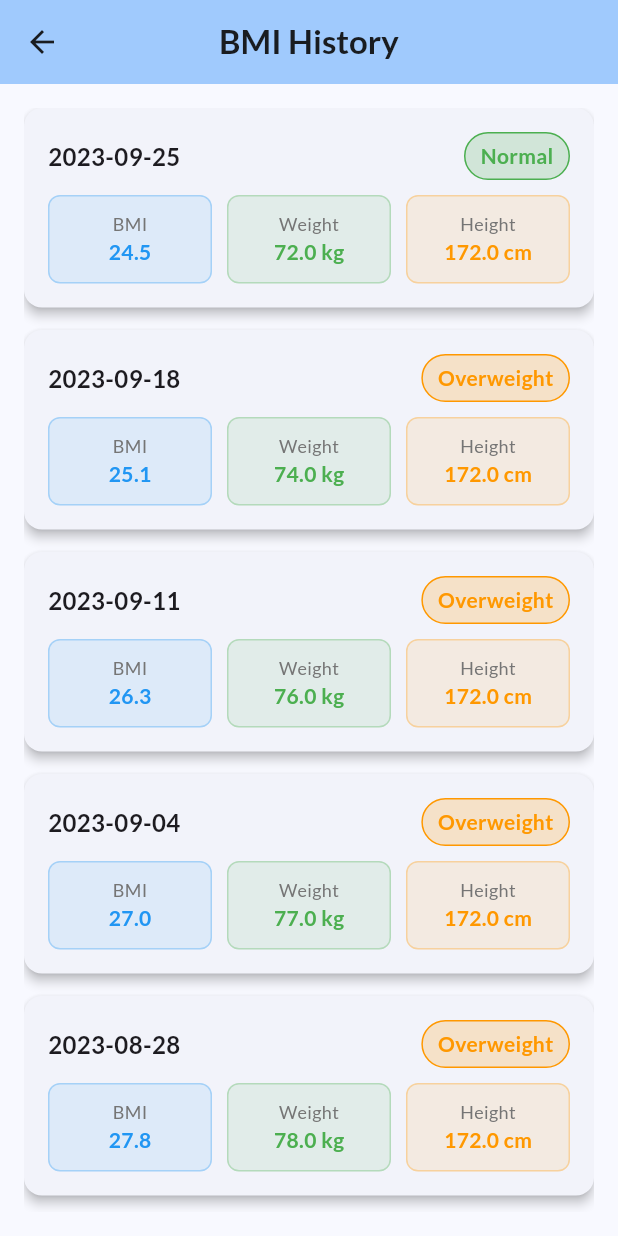
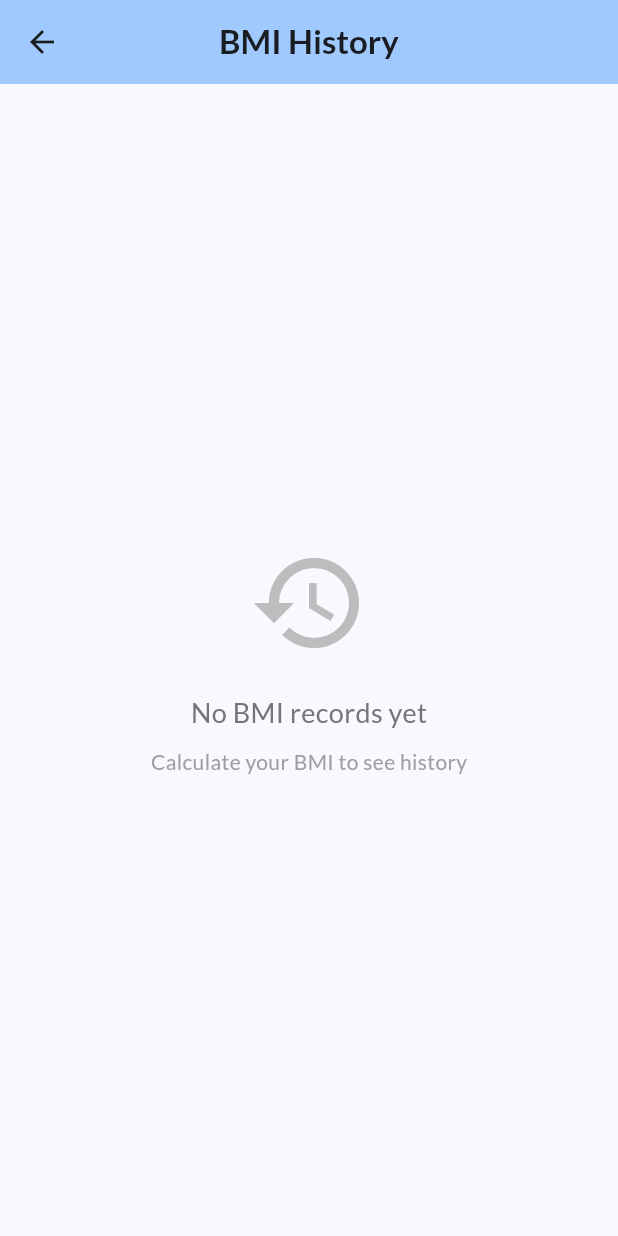
Before and after one commit to harraznasrullah/bmi-calculator-app, a Flutter app: the screen it shows after launch, after a tap on "History", on a phone screen of 412 x 824 dp. Run offline on Flutter 3.47's test engine with Material 3 defaults, Android fonts, the phone set to English and light mode, and no system bars; our stand-ins replace cloud_firestore, firebase_core, google_fonts, shared_preferences; accounts and stored records are empty.

Commit message:
Implement BMI history tracking functionality

```diff
--- a/lib/screens/history_screen.dart
+++ b/lib/screens/history_screen.dart
@@ -1,20 +1,72 @@
 import 'package:flutter/material.dart';
 import 'package:google_fonts/google_fonts.dart';
+import 'package:bmi_app1/utils/bmi_history_manager.dart';
 
-class HistoryScreen extends StatelessWidget {
+class HistoryScreen extends StatefulWidget {
   const HistoryScreen({super.key});
 
   @override
+  State<HistoryScreen> createState() => _HistoryScreenState();
+}
+
+class _HistoryScreenState extends State<HistoryScreen> {
+  List<Map<String, dynamic>> _bmiRecords = [];
+  bool _isLoading = true;
+
+  @override
+  void initState() {
+    super.initState();
+    _loadHistory();
+  }
+
+  Future<void> _loadHistory() async {
+    setState(() {
+      _isLoading = true;
+    });
+
+    try {
+      final records = await BMIHistoryManager.getBMIHistory();
+      setState(() {
+        _bmiRecords = records;
+        _isLoading = false;
+      });
+    } catch (e) {
+      setState(() {
+        _bmiRecords = [];
+        _isLoading = false;
+      });
+      // Show error dialog if needed
+      _showErrorDialog('Failed to load history: $e');
+    }
+  }
+
+  Future<void> _clearHistory() async {
+    await BMIHistoryManager.clearHistory();
+    setState(() {
+      _bmiRecords = [];
+    });
+  }
+
+  void _showErrorDialog(String message) {
+    showDialog(
+      context: context,
+      builder: (BuildContext context) {
+        return AlertDialog(
+          title: const Text('Error'),
+          content: Text(message),
+          actions: [
+            TextButton(
+              onPressed: () => Navigator.of(context).pop(),
+              child: const Text('OK'),
+            ),
+          ],
+        );
+      },
+    );
+  }
+
+  @override
   Widget build(BuildContext context) {
-    // Sample BMI history data
-    final List<BMIRecord> bmiRecords = [
-      BMIRecord(date: '2023-09-25', bmi: 24.5, category: 'Normal', weight: 72.0, height: 172.0),
-      BMIRecord(date: '2023-09-18', bmi: 25.1, category: 'Overweight', weight: 74.0, height: 172.0),
-      BMIRecord(date: '2023-09-11', bmi: 26.3, category: 'Overweight', weight: 76.0, height: 172.0),
-      BMIRecord(date: '2023-09-04', bmi: 27.0, category: 'Overweight', weight: 77.0, height: 172.0),
-      BMIRecord(date: '2023-08-28', bmi: 27.8, category: 'Overweight', weight: 78.0, height: 172.0),
-    ];
-
     return Scaffold(
       appBar: AppBar(
         backgroundColor: Theme.of(context).colorScheme.inversePrimary,
@@ -26,8 +78,21 @@ class HistoryScreen extends StatelessWidget {
           ),
         ),
         centerTitle: true,
+        actions: [
+          if (_bmiRecords.isNotEmpty)
+            IconButton(
+              icon: const Icon(Icons.delete),
+              onPressed: () {
+                _showClearHistoryDialog();
+              },
             ),
-      body: bmiRecords.isEmpty
+        ],
+      ),
+      body: _isLoading
+          ? const Center(
+              child: CircularProgressIndicator(),
+            )
+          : _bmiRecords.isEmpty
               ? Center(
                   child: Column(
                     mainAxisAlignment: MainAxisAlignment.center,
@@ -56,21 +121,42 @@ class HistoryScreen extends StatelessWidget {
                     ],
                   ),
                 )
-          : Padding(
+              : RefreshIndicator(
+                  onRefresh: _loadHistory,
+                  child: Padding(
                     padding: const EdgeInsets.all(16.0),
                     child: ListView.builder(
-                itemCount: bmiRecords.length,
+                      itemCount: _bmiRecords.length,
                       itemBuilder: (context, index) {
-                  final record = bmiRecords[index];
-                  return _buildHistoryCard(context, record);
+                        final record = _bmiRecords[index];
+                        // Parse the date properly
+                        final date = DateTime.parse(record['date']);
+                        final formattedDate = "${date.day}/${date.month}/${date.year}";
+
+                        return _buildHistoryCard(
+                          context,
+                          formattedDate,
+                          record['bmi'],
+                          record['category'],
+                          record['weight'],
+                          record['height'],
+                        );
                       },
+                    ),
                   ),
                 ),
     );
   }
 
-  Widget _buildHistoryCard(BuildContext context, BMIRecord record) {
-    Color cardColor = _getCategoryColor(record.category);
+  Widget _buildHistoryCard(
+    BuildContext context,
+    String date,
+    double bmi,
+    String category,
+    double weight,
+    double height,
+  ) {
+    Color cardColor = _getCategoryColor(category);
 
     return Card(
       elevation: 3,
@@ -84,7 +170,7 @@ class HistoryScreen extends StatelessWidget {
               mainAxisAlignment: MainAxisAlignment.spaceBetween,
               children: [
                 Text(
-                  record.date,
+                  date,
                   style: GoogleFonts.lato(
                     fontSize: 16,
                     fontWeight: FontWeight.bold,
@@ -101,7 +187,7 @@ class HistoryScreen extends StatelessWidget {
                     ),
                   ),
                     child: Text(
-                    record.category,
+                      category,
                       style: TextStyle(
                         color: cardColor,
                         fontWeight: FontWeight.w600,
@@ -116,7 +202,7 @@ class HistoryScreen extends StatelessWidget {
                 Expanded(
                   child: _buildInfoCard(
                     'BMI',
-                    record.bmi.toString(),
+                    bmi.toStringAsFixed(1),
                     Colors.blue,
                   ),
                 ),
@@ -124,7 +210,7 @@ class HistoryScreen extends StatelessWidget {
                 Expanded(
                   child: _buildInfoCard(
                     'Weight',
-                    '${record.weight} kg',
+                    '${weight.toStringAsFixed(1)} kg',
                     Colors.green,
                   ),
                 ),
@@ -132,7 +218,7 @@ class HistoryScreen extends StatelessWidget {
                 Expanded(
                   child: _buildInfoCard(
                     'Height',
-                    '${record.height} cm',
+                    '${height.toStringAsFixed(0)} cm',
                     Colors.orange,
                   ),
                 ),
@@ -161,7 +247,7 @@ class HistoryScreen extends StatelessWidget {
             title,
             style: TextStyle(
               fontSize: 12,
-              color: Colors.grey[600],
+              color: Colors.grey[700],
             ),
           ),
           Text(
@@ -191,20 +277,32 @@ class HistoryScreen extends StatelessWidget {
         return Colors.grey;
     }
   }
+
+  void _showClearHistoryDialog() {
+    showDialog(
+      context: context,
+      builder: (BuildContext context) {
+        return AlertDialog(
+          title: const Text('Clear History'),
+          content: const Text('Are you sure you want to clear all BMI history? This action cannot be undone.'),
+          actions: [
+            TextButton(
+              onPressed: () => Navigator.of(context).pop(),
+              child: const Text('Cancel'),
+            ),
+            TextButton(
+              onPressed: () {
+                Navigator.of(context).pop();
+                _clearHistory();
+              },
+              style: TextButton.styleFrom(
+                foregroundColor: Colors.red,
+              ),
+              child: const Text('Clear'),
+            ),
+          ],
+        );
+      },
+    );
   }
-
-class BMIRecord {
-  final String date;
-  final double bmi;
-  final String category;
-  final double weight;
-  final double height;
-
-  BMIRecord({
-    required this.date,
-    required this.bmi,
-    required this.category,
-    required this.weight,
-    required this.height,
-  });
 }
--- /dev/null
+++ b/lib/utils/bmi_history_manager.dart
@@ -0,0 +1,58 @@
+import 'dart:convert';
+import 'package:shared_preferences/shared_preferences.dart';
+
+class BMIHistoryManager {
+  static const String _historyKey = 'bmi_history';
+
+  // Save a new BMI record
+  static Future<void> saveBMIRecord({
+    required double bmi,
+    required String category,
+    required double height,
+    required double weight,
+  }) async {
+    final prefs = await SharedPreferences.getInstance();
+    final List<String> history = prefs.getStringList(_historyKey) ?? <String>[];
+
+    // Create a new record with timestamp
+    final record = {
+      'date': DateTime.now().toIso8601String(),
+      'bmi': bmi,
+      'category': category,
+      'height': height,
+      'weight': weight,
+    };
+
+    // Convert to JSON string and add to the beginning of the list
+    history.insert(0, jsonEncode(record));
+
+    // Keep only the last 50 records to prevent storage bloat
+    if (history.length > 50) {
+      history.removeRange(50, history.length);
+    }
+
+    await prefs.setStringList(_historyKey, history);
+  }
+
+  // Get all BMI records
+  static Future<List<Map<String, dynamic>>> getBMIHistory() async {
+    final prefs = await SharedPreferences.getInstance();
+    final List<String>? history = prefs.getStringList(_historyKey);
+
+    if (history == null || history.isEmpty) {
+      return [];
+    }
+
+    // Convert from JSON strings back to maps
+    return history.map((jsonString) {
+      final Map<String, dynamic> decoded = jsonDecode(jsonString);
+      return decoded;
+    }).toList();
+  }
+
+  // Clear all history
+  static Future<void> clearHistory() async {
+    final prefs = await SharedPreferences.getInstance();
+    await prefs.remove(_historyKey);
+  }
+}
--- a/pubspec.yaml
+++ b/pubspec.yaml
@@ -39,6 +39,7 @@ dependencies:
   slide_to_act: ^2.0.1
   firebase_core: ^3.15.2
   cloud_firestore: ^5.6.12
+  shared_preferences: ^2.2.2
 
 dev_dependencies:
   flutter_test:
```
Also changed, not shown: lib/screens/bmi_calculator_screen.dart (+30 -4 lines), pubspec.lock. Lines whose indentation alone changed are shown as unchanged.
